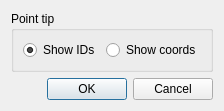
Above: qgis/src/plugins/georeferencer/qgsgeorefconfigdialogbase.ui from sourcepole/qgis before the change. Below: the same form after it.
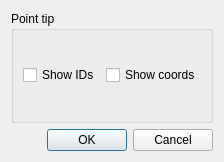
That is the form after the change.

```diff
--- a/qgis/src/plugins/georeferencer/qgsgeorefconfigdialogbase.ui
+++ b/qgis/src/plugins/georeferencer/qgsgeorefconfigdialogbase.ui
@@ -6,8 +6,8 @@
    <rect>
     <x>0</x>
     <y>0</y>
-    <width>221</width>
-    <height>102</height>
+    <width>219</width>
+    <height>162</height>
    </rect>
   </property>
   <property name="windowTitle">
@@ -21,17 +21,14 @@
      </property>
      <layout class="QHBoxLayout" name="horizontalLayout">
       <item>
-       <widget class="QRadioButton" name="mShowIDsRadioButton">
+       <widget class="QCheckBox" name="mShowIDsCheckBox">
         <property name="text">
          <string>Show IDs</string>
         </property>
-        <property name="checked">
-         <bool>true</bool>
-        </property>
        </widget>
       </item>
       <item>
-       <widget class="QRadioButton" name="mShowCoordsRadioButton">
+       <widget class="QCheckBox" name="mShowCoordsCheckBox">
         <property name="text">
          <string>Show coords</string>
         </property>
```
Left out of the diff: 2 changed lines with no effect on the pictures.
